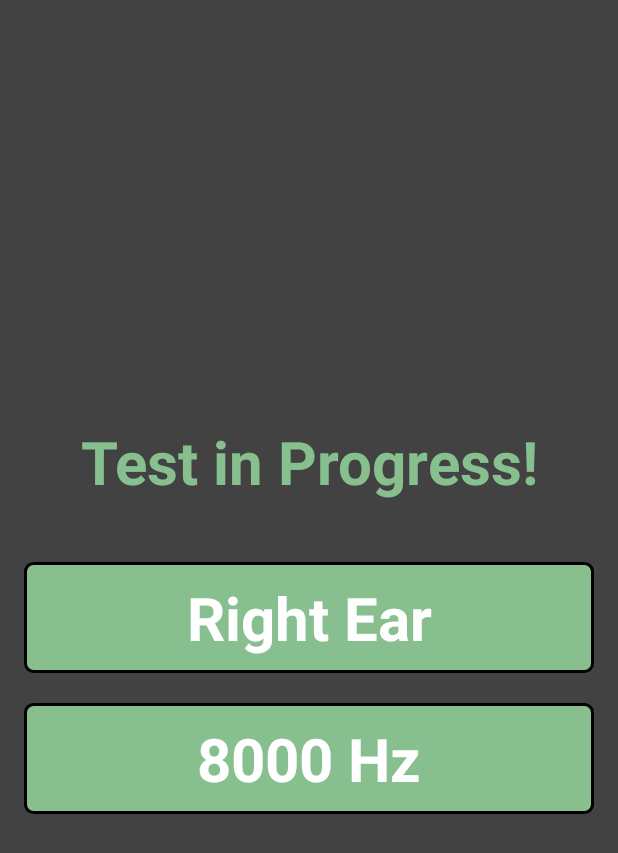
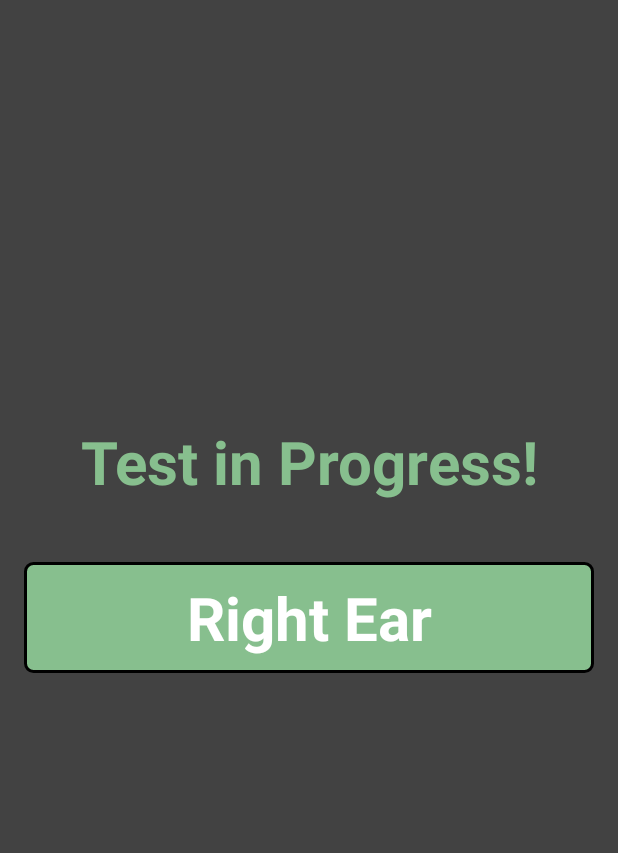
Before and after one commit to x4a9/BITSaudio, an Android app: the layout activity_performtest.xml on its own in the app's theme, with its tools: preview values and no code run, on a phone screen of 412 x 824 dp. Shown: the top 853 px of the screen. Run offline under Robolectric (Android 15) with nearby library versions, the phone set to English and light mode, and no system bars.

Commit message:
hiding frequency during test

```diff
--- a/app/src/main/res/layout/activity_performtest.xml
+++ b/app/src/main/res/layout/activity_performtest.xml
@@ -48,6 +48,7 @@
         android:textSize="40sp"
         android:textColor="@color/white"
         android:textStyle="bold"
-        android:gravity="center_horizontal"/>
+        android:gravity="center_horizontal"
+        android:visibility="invisible"/>
 
 </RelativeLayout>
```
